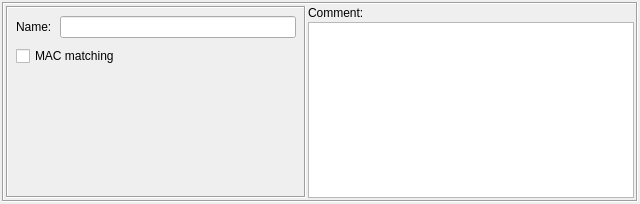
This is src/gui/hostdialog_q.ui in fwbuilder/fwbuilder as Qt 5 draws it before an edit. The edited form follows.
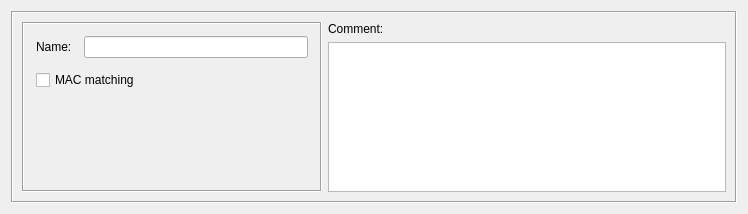
This is the edited form.

Commit message: See #501 Finally cleaned up dialog layout for all object dialogs. Had to remove default margin and spacing in the "form setting" for each dialog

```diff
--- a/src/gui/hostdialog_q.ui
+++ b/src/gui/hostdialog_q.ui
@@ -8,26 +8,15 @@
    <rect>
     <x>0</x>
     <y>0</y>
-    <width>640</width>
-    <height>204</height>
+    <width>748</width>
+    <height>214</height>
    </rect>
   </property>
   <property name="windowTitle" >
    <string>Host</string>
   </property>
-  <layout class="QGridLayout" >
-   <property name="margin" >
-    <number>2</number>
-   </property>
-   <property name="spacing" >
-    <number>0</number>
-   </property>
+  <layout class="QGridLayout" name="gridLayout" >
    <item row="0" column="0" >
-    <layout class="QVBoxLayout" >
-     <property name="spacing" >
-      <number>2</number>
-     </property>
-     <item>
       <widget class="QFrame" name="frame7" >
        <property name="frameShape" >
         <enum>QFrame::Box</enum>
@@ -64,10 +53,10 @@
           </property>
           <layout class="QGridLayout" >
            <property name="margin" >
-            <number>8</number>
+          <number>12</number>
            </property>
            <property name="spacing" >
-            <number>8</number>
+          <number>12</number>
            </property>
            <item row="2" column="0" colspan="2" >
             <widget class="QCheckBox" name="MACmatching" >
@@ -151,6 +140,12 @@
             <height>0</height>
            </size>
           </property>
+        <property name="maximumSize" >
+         <size>
+          <width>16777215</width>
+          <height>180</height>
+         </size>
+        </property>
           <property name="tabChangesFocus" >
            <bool>true</bool>
           </property>
@@ -160,10 +155,7 @@
       </widget>
      </item>
     </layout>
-   </item>
-  </layout>
  </widget>
- <layoutdefault spacing="2" margin="2" />
  <tabstops>
   <tabstop>obj_name</tabstop>
   <tabstop>MACmatching</tabstop>
```
Left out of the diff: 1 changed line with no effect on the pictures. Lines whose indentation alone changed are shown as unchanged. The commit also changes 30 other files.
